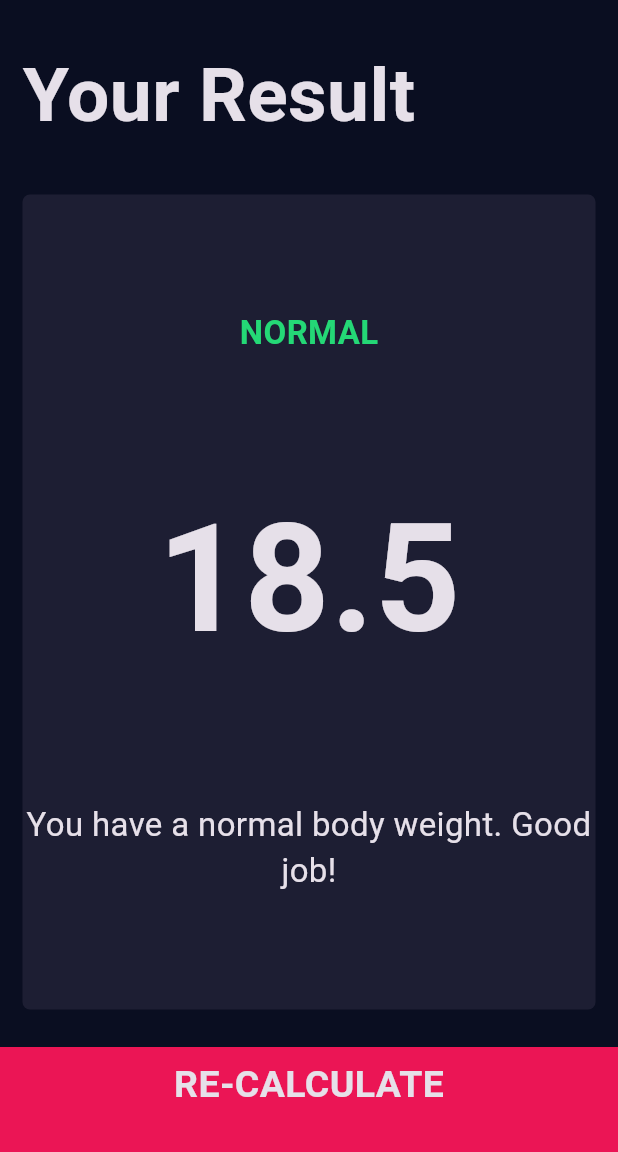
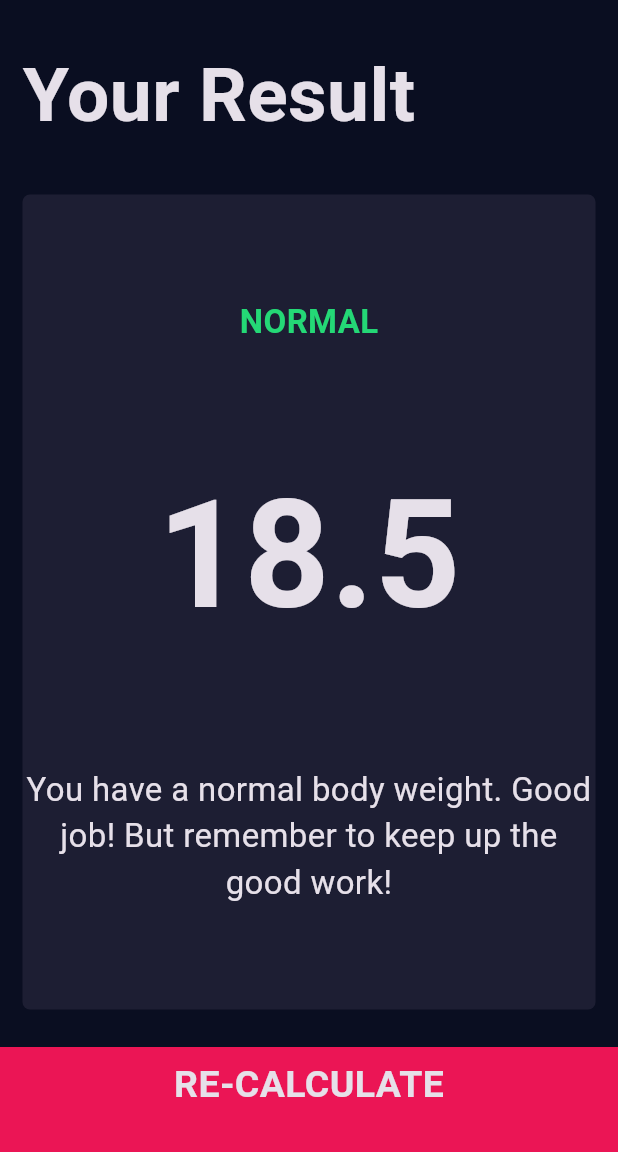
Before and after one commit to PlamediD/bmi_calculator, a Flutter app: the screen it shows after launch, after a tap on "CALCULATE", on a phone screen of 412 x 824 dp, the part 84-1236 px from its top. Run offline on Flutter 3.47's test engine with Material 3 defaults, Android fonts, the phone set to English and light mode, and no system bars; our stand-ins replace font_awesome_flutter.

Commit message:
Code cleanup

```diff
--- a/lib/calculator_brain.dart
+++ b/lib/calculator_brain.dart
@@ -27,7 +27,7 @@ class CalculatorBrain {
     if (_bmi >= 25) {
       return 'You have a higher than normal body weight. Try to exercise more.';
     } else if (_bmi >= 18.5) {
-      return 'You have a normal body weight. Good job!';
+      return 'You have a normal body weight. Good job! But remember to keep up the good work!';
     } else {
       return 'You have a lower than normal body weight. You can eat a bit more.';
     }
--- a/lib/components/icon_content.dart
+++ b/lib/components/icon_content.dart
@@ -16,7 +16,7 @@ class IconContent extends StatelessWidget {
           icon,
           size: 80.0,
         ),
-        SizedBox(
+        const SizedBox(
           height: 15.0,
         ),
         Text(
--- a/lib/screens/input_page.dart
+++ b/lib/screens/input_page.dart
@@ -22,7 +22,7 @@ class _InputPageState extends State<InputPage> {
   Gender? selectedGender;
   int height = 180;
   int weight = 60;
-  int age=24;
+  int age = 24;
 
   @override
   Widget build(BuildContext context) {
@@ -77,7 +77,7 @@ class _InputPageState extends State<InputPage> {
                 child: Column(
                   mainAxisAlignment: MainAxisAlignment.center,
                   children: <Widget>[
-                    Text(
+                    const Text(
                       'HEIGHT',
                       style: kLabelTextStyle,
                     ),
@@ -90,7 +90,7 @@ class _InputPageState extends State<InputPage> {
                           height.toString(),
                           style: kNumberTextStyle,
                         ),
-                        Text(
+                        const Text(
                           'cm',
                           style: kLabelTextStyle,
                         )
@@ -133,7 +133,7 @@ class _InputPageState extends State<InputPage> {
                       child: Column(
                         mainAxisAlignment: MainAxisAlignment.center,
                         children: <Widget>[
-                            Text(
+                          const Text(
                             'WEIGHT',
                             style: kLabelTextStyle,
                           ),
@@ -151,7 +151,7 @@ class _InputPageState extends State<InputPage> {
                                       weight--;
                                     });
                                   }),
-                                SizedBox(
+                              const SizedBox(
                                 width: 10.0,
                               ),
                               RoundIconButton(
@@ -176,7 +176,7 @@ class _InputPageState extends State<InputPage> {
                       child: Column(
                         mainAxisAlignment: MainAxisAlignment.center,
                         children: <Widget>[
-                          Text(
+                          const Text(
                             'AGE',
                             style: kLabelTextStyle,
                           ),
@@ -194,7 +194,7 @@ class _InputPageState extends State<InputPage> {
                                       age--;
                                     });
                                   }),
-                              SizedBox(
+                              const SizedBox(
                                 width: 10.0,
                               ),
                               RoundIconButton(
@@ -210,7 +210,6 @@ class _InputPageState extends State<InputPage> {
                         ],
                       ),
                     ),
-
                   ),
                 ),
               ],
```
Lines whose indentation alone changed are shown as unchanged.
